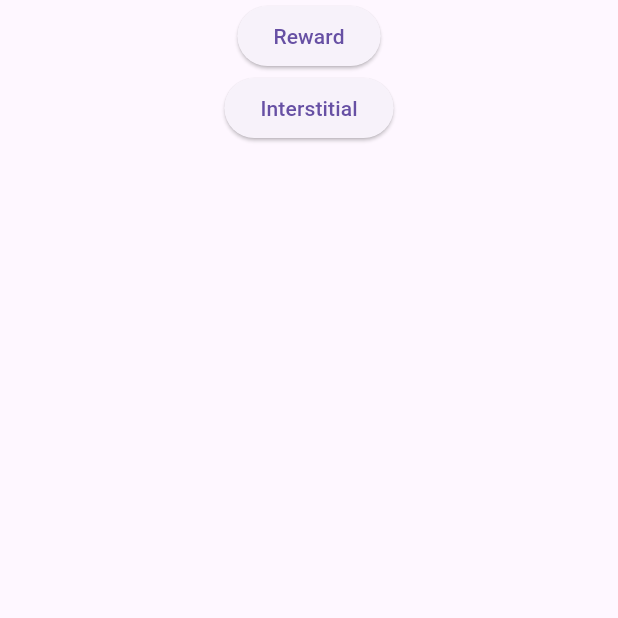
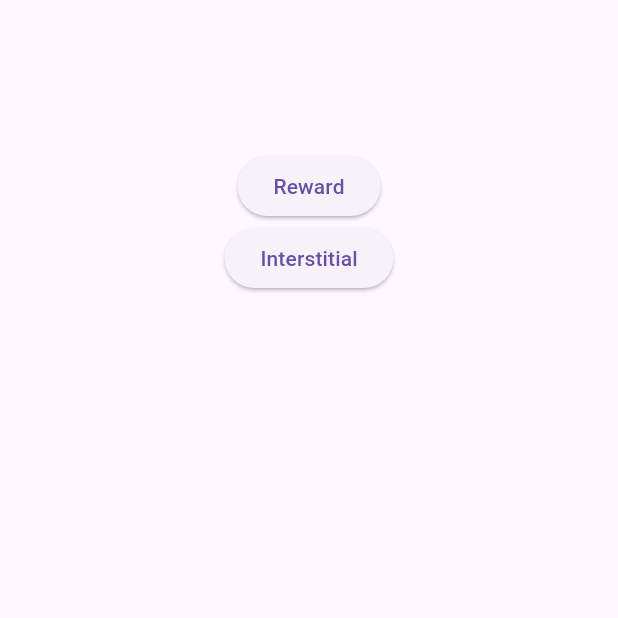
Before and after one commit to HarshilMoradiya1244/admob_demo, a Flutter app: the screen it shows after launch, after a tap on "Reward", on a phone screen of 412 x 824 dp, the top half of it. Run offline on Flutter 3.47's test engine with Material 3 defaults, Android fonts, the phone set to English and light mode, and no system bars; drawn by our look-alikes of google_mobile_ads; our stand-ins replace get; network calls fail.

Commit message:
initial commits

```diff
--- a/lib/screen/view/home_screen.dart
+++ b/lib/screen/view/home_screen.dart
@@ -12,38 +12,56 @@ class HomeScreen extends StatefulWidget {
 
 class _HomeScreenState extends State<HomeScreen> {
   @override
+  void initState() {
+    super.initState();
+    AdsHelper.adsHelper.initBanner();
+    AdsHelper.adsHelper.initReward();
+    AdsHelper.adsHelper.initInterstitial();
+  }
+
+  @override
   Widget build(BuildContext context) {
     return SafeArea(
         child: Scaffold(
       body: Column(
         children: [
-            AdsHelper.adsHelper.bannerAd == null?Container():AdWidget(ad: AdsHelper.adsHelper.bannerAd!),
-            ElevatedButton(onPressed: (){
-              if(AdsHelper.adsHelper.rewardedAd != null){
-                AdsHelper.adsHelper.rewardedAd!.show(onUserEarnedReward: (ad, reward) {
-                  Get.snackbar("Reward ${reward.amount}","Message");
+          AdsHelper.adsHelper.bannerAd == null
+              ? Container()
+              : SizedBox(
+                  height: 100,
+                  child: AdWidget(ad: AdsHelper.adsHelper.bannerAd!)),
+          ElevatedButton(
+              onPressed: () {
+                if (AdsHelper.adsHelper.rewardedAd != null) {
+                  AdsHelper.adsHelper.rewardedAd!.show(
+                    onUserEarnedReward: (ad, reward) {
+                      Get.snackbar("Reward ${reward.amount}", "Message");
                       AdsHelper.adsHelper.initReward();
-                },);
-              }else{
+                    },
+                  );
+                } else {
                   AdsHelper.adsHelper.initReward();
                 }
-            }, child: const Text("Reward")),
-            ElevatedButton(onPressed: (){
-              if(AdsHelper.adsHelper.interstitialAd != null){
+              },
+              child: const Text("Reward")),
+          ElevatedButton(
+              onPressed: () {
+                if (AdsHelper.adsHelper.interstitialAd != null) {
                   AdsHelper.adsHelper.interstitialAd!.show();
                   AdsHelper.adsHelper.initInterstitial();
-                AdsHelper.adsHelper.interstitialAd!.fullScreenContentCallback = FullScreenContentCallback(
+                  AdsHelper.adsHelper.interstitialAd!
+                      .fullScreenContentCallback = FullScreenContentCallback(
                     onAdDismissedFullScreenContent: (ad) {
                       Get.snackbar("title", "message");
                     },
                   );
-              }else{
+                } else {
                   AdsHelper.adsHelper.initInterstitial();
                 }
-            }, child: const Text("Interstitial")),
+              },
+              child: const Text("Interstitial")),
         ],
       ),
-      )
-    );
+    ));
   }
 }
--- a/pubspec.yaml
+++ b/pubspec.yaml
@@ -37,7 +37,6 @@ dependencies:
   cupertino_icons: ^1.0.6
   get: ^4.6.6
   google_mobile_ads: ^5.1.0
-  admob_flutter: ^3.0.0
 
 dev_dependencies:
   flutter_test:
```
Also changed, not shown: pubspec.lock, 1 other file. Lines whose indentation alone changed are shown as unchanged.
